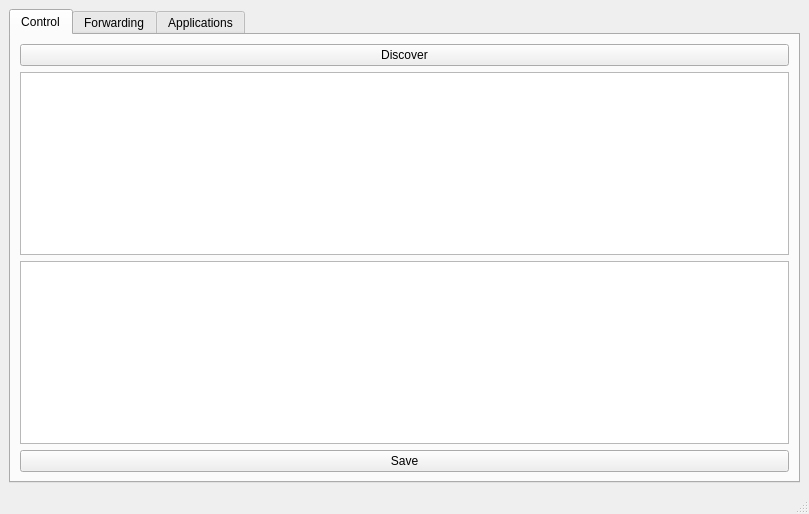
Qt form PythonMDNSTest/gui.ui (p-sanches/somabits) before a commit.
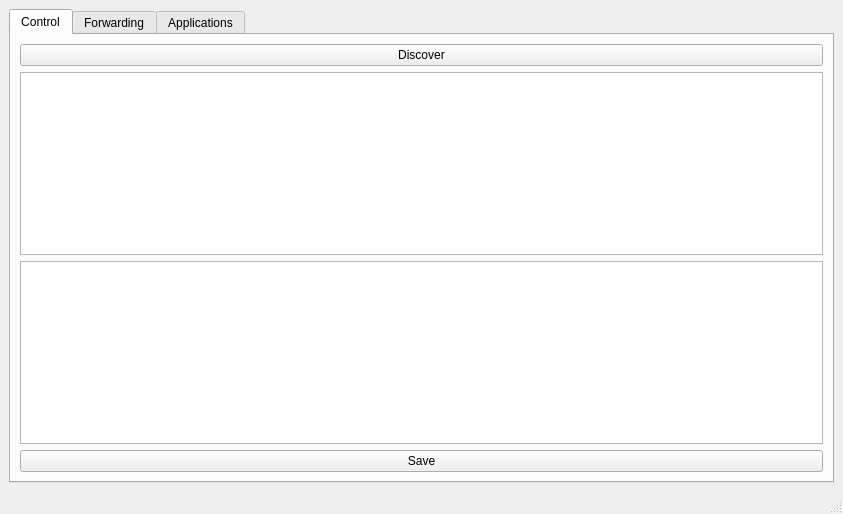
The same form after that commit. Icons and pictures are not drawn.

Commit message: Device range added

Diff of the .ui file:
```diff
--- a/PythonMDNSTest/gui.ui
+++ b/PythonMDNSTest/gui.ui
@@ -6,7 +6,7 @@
    <rect>
     <x>0</x>
     <y>0</y>
-    <width>809</width>
+    <width>843</width>
     <height>514</height>
    </rect>
   </property>
```
The commit also changes 2 other files.
